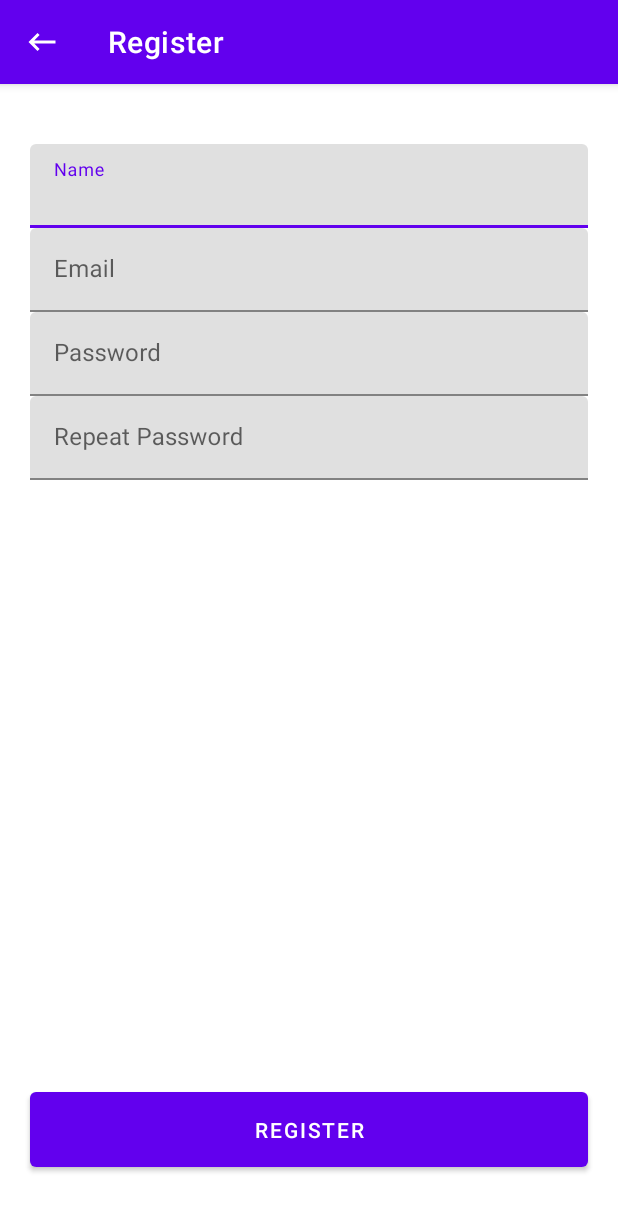
After one commit to diaslais/dh-desafio-android, an Android app: the RegisterActivity screen opened directly, with no data from a screen before it, on a phone screen of 412 x 824 dp. The commit adds this screen. Shown: the top 1211 px of the screen. Run offline under Robolectric (Android 15) with nearby library versions, the phone set to English and light mode, and no system bars.

Commit message:
layout da tela de cadastro criado

```diff
--- a/app/src/main/AndroidManifest.xml
+++ b/app/src/main/AndroidManifest.xml
@@ -9,6 +9,7 @@
         android:roundIcon="@mipmap/ic_launcher_round"
         android:supportsRtl="true"
         android:theme="@style/AppTheme">
+        <activity android:name=".RegisterActivity"></activity>
         <activity android:name=".MainActivity">
             <intent-filter>
                 <action android:name="android.intent.action.MAIN" />
--- /dev/null
+++ b/app/src/main/java/com/laisd/desafio/RegisterActivity.kt
@@ -0,0 +1,17 @@
+package com.laisd.desafio
+
+import androidx.appcompat.app.AppCompatActivity
+import android.os.Bundle
+
+class RegisterActivity : AppCompatActivity() {
+    override fun onCreate(savedInstanceState: Bundle?) {
+        super.onCreate(savedInstanceState)
+        setContentView(R.layout.activity_register)
+    }
+
+//    topAppBar.setNavigationOnClickListener {
+//        // Handle navigation icon press
+//    }
+
+
+}
--- /dev/null
+++ b/app/src/main/res/drawable/ic_baseline_keyboard_backspace_24.xml
@@ -0,0 +1,5 @@
+<vector android:height="24dp" android:tint="#FFFFFF"
+    android:viewportHeight="24" android:viewportWidth="24"
+    android:width="24dp" xmlns:android="http://schemas.android.com/apk/res/android">
+    <path android:fillColor="@android:color/white" android:pathData="M21,11H6.83l3.58,-3.59L9,6l-6,6 6,6 1.41,-1.41L6.83,13H21z"/>
+</vector>
--- a/app/src/main/res/layout/activity_main.xml
+++ b/app/src/main/res/layout/activity_main.xml
@@ -12,7 +12,7 @@
         android:layout_height="wrap_content"
         android:layout_marginBottom="40dp">
         <com.google.android.material.appbar.MaterialToolbar
-            android:id="@+id/topAppBar"
+            android:id="@+id/loginTopAppBar"
             android:layout_width="match_parent"
             android:layout_height="?attr/actionBarSize"
             app:title="@string/page_title"
@@ -21,31 +21,33 @@
     </com.google.android.material.appbar.AppBarLayout>
 
     <com.google.android.material.textfield.TextInputLayout
-        android:id="@+id/txtLayoutEmail"
+        android:id="@+id/loginTxtLayoutEmail"
         android:layout_width="match_parent"
         android:layout_height="wrap_content"
         android:hint="@string/label_email"
         android:paddingHorizontal="20dp">
         <com.google.android.material.textfield.TextInputEditText
+            android:id="@+id/loginTxtEdtEmail"
             android:layout_width="match_parent"
             android:layout_height="wrap_content"
             android:inputType="textEmailAddress"/>
     </com.google.android.material.textfield.TextInputLayout>
 
     <com.google.android.material.textfield.TextInputLayout
-        android:id="@+id/txtLayoutPassword"
+        android:id="@+id/loginTxtLayoutPassword"
         android:layout_width="match_parent"
         android:layout_height="wrap_content"
         android:hint="@string/label_password"
         android:paddingHorizontal="20dp">
         <com.google.android.material.textfield.TextInputEditText
+            android:id="@+id/loginTxtEdtPassword"
             android:layout_width="match_parent"
             android:layout_height="wrap_content"
             android:inputType="textPassword" />
     </com.google.android.material.textfield.TextInputLayout>
 
     <Button
-        android:id="@+id/btnLogIn"
+        android:id="@+id/loginBtnLogIn"
         android:layout_width="match_parent"
         android:layout_height="wrap_content"
         android:text="@string/btn_log_in"
@@ -80,7 +82,7 @@
     </LinearLayout>
 
     <Button
-        android:id="@+id/btnRegister"
+        android:id="@+id/loginBtnRegister"
         android:layout_width="match_parent"
         android:layout_height="wrap_content"
         android:text="@string/btn_register"
--- /dev/null
+++ b/app/src/main/res/layout/activity_register.xml
@@ -0,0 +1,91 @@
+<?xml version="1.0" encoding="utf-8"?>
+<LinearLayout xmlns:android="http://schemas.android.com/apk/res/android"
+    xmlns:app="http://schemas.android.com/apk/res-auto"
+    xmlns:tools="http://schemas.android.com/tools"
+    android:layout_width="match_parent"
+    android:layout_height="match_parent"
+    android:orientation="vertical"
+    tools:context=".RegisterActivity">
+
+    <com.google.android.material.appbar.AppBarLayout
+        android:layout_width="match_parent"
+        android:layout_height="wrap_content"
+        android:layout_marginBottom="40dp">
+        <com.google.android.material.appbar.MaterialToolbar
+            app:navigationIcon="@drawable/ic_baseline_keyboard_backspace_24"
+            android:id="@+id/registerTopAppBar"
+            android:layout_width="match_parent"
+            android:layout_height="?attr/actionBarSize"
+            app:title="@string/page_register"
+            app:menu="@menu/other_top_app_bar"
+            style="@style/Widget.MaterialComponents.Toolbar.Primary" />
+    </com.google.android.material.appbar.AppBarLayout>
+
+    <LinearLayout
+        android:layout_width="match_parent"
+        android:layout_height="wrap_content"
+        android:layout_weight="1"
+        android:orientation="vertical">
+        <com.google.android.material.textfield.TextInputLayout
+            android:id="@+id/registerTxtLayoutName"
+            android:layout_width="match_parent"
+            android:layout_height="wrap_content"
+            android:hint="@string/label_name"
+            android:paddingHorizontal="20dp">
+            <com.google.android.material.textfield.TextInputEditText
+                android:id="@+id/registerTxtEdtName"
+                android:layout_width="match_parent"
+                android:layout_height="wrap_content"
+                android:inputType="text"/>
+        </com.google.android.material.textfield.TextInputLayout>
+
+        <com.google.android.material.textfield.TextInputLayout
+            android:id="@+id/registerTxtLayoutEmail"
+            android:layout_width="match_parent"
+            android:layout_height="wrap_content"
+            android:hint="@string/label_email"
+            android:paddingHorizontal="20dp">
+            <com.google.android.material.textfield.TextInputEditText
+                android:id="@+id/registerTxtEdtEmail"
+                android:layout_width="match_parent"
+                android:layout_height="wrap_content"
+                android:inputType="textEmailAddress"/>
+        </com.google.android.material.textfield.TextInputLayout>
+
+        <com.google.android.material.textfield.TextInputLayout
+            android:id="@+id/registerTxtLayoutPassword"
+            android:layout_width="match_parent"
+            android:layout_height="wrap_content"
+            android:hint="@string/label_password"
+            android:paddingHorizontal="20dp">
+            <com.google.android.material.textfield.TextInputEditText
+                android:id="@+id/registerTxtEdtPassword"
+                android:layout_width="match_parent"
+                android:layout_height="wrap_content"
+                android:inputType="textPassword" />
+        </com.google.android.material.textfield.TextInputLayout>
+
+        <com.google.android.material.textfield.TextInputLayout
+            android:id="@+id/registerTxtLayoutRepeat"
+            android:layout_width="match_parent"
+            android:layout_height="wrap_content"
+            android:hint="@string/label_repeat"
+            android:paddingHorizontal="20dp">
+            <com.google.android.material.textfield.TextInputEditText
+                android:id="@+id/registerTxtEdtRepeat"
+                android:layout_width="match_parent"
+                android:layout_height="wrap_content"
+                android:inputType="textPassword" />
+        </com.google.android.material.textfield.TextInputLayout>
+    </LinearLayout>
+
+    <Button
+        android:id="@+id/registerBtnLogIn"
+        android:layout_width="match_parent"
+        android:layout_height="wrap_content"
+        android:text="@string/btn_register"
+        android:layout_marginHorizontal="20dp"
+        android:paddingVertical="15dp"
+        android:layout_marginBottom="40dp"
+        />
+</LinearLayout>
--- /dev/null
+++ b/app/src/main/res/menu/other_top_app_bar.xml
@@ -0,0 +1,5 @@
+<?xml version="1.0" encoding="utf-8"?>
+<menu xmlns:android="http://schemas.android.com/apk/res/android"
+    xmlns:app="http://schemas.android.com/apk/res-auto">
+
+</menu>
--- a/app/src/main/res/values/strings.xml
+++ b/app/src/main/res/values/strings.xml
@@ -5,4 +5,7 @@
     <string name="label_password">Password</string>
     <string name="btn_log_in">Log In</string>
     <string name="btn_register">Register</string>
+    <string name="page_register">Register</string>
+    <string name="label_name">Name</string>
+    <string name="label_repeat">Repeat Password</string>
 </resources>
```
